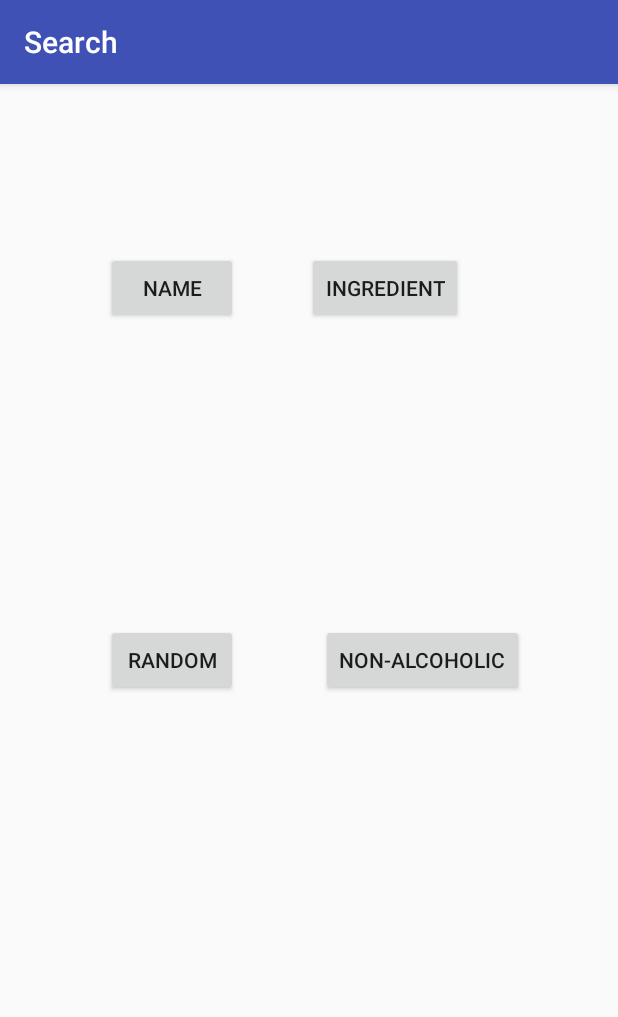
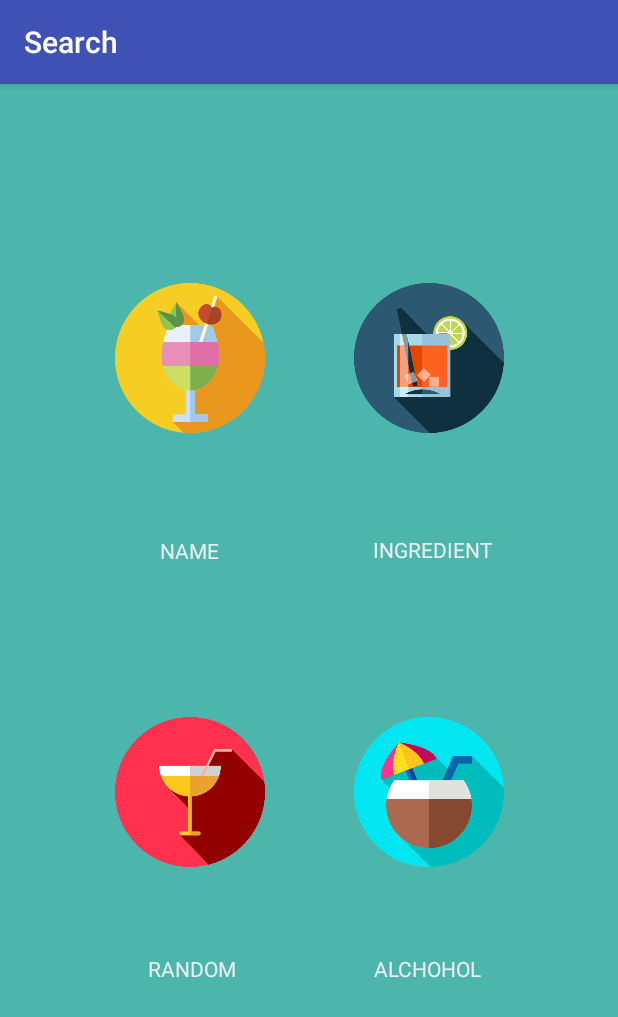
Before and after one commit to ryankwteo/MP7, an Android app: the screen it shows after launch (SearchActivity), after a tap on "COCKTAILS", on a phone screen of 412 x 824 dp. Shown: the top 1017 px of the screen. Run offline under Robolectric (Android 15) with nearby library versions, the phone set to English and light mode, and no system bars; our stand-ins replace Volley; Roboto replaces fonts that are not available here.

Commit message:
ui update

```diff
--- a/app/src/main/AndroidManifest.xml
+++ b/app/src/main/AndroidManifest.xml
@@ -22,9 +22,6 @@
             android:name=".SearchActivity"
             android:label="Search" />
         <activity
-            android:name=".MealActivity"
-            android:label="Meals" />
-        <activity
             android:name=".CocktailActivity"
             android:label="Cocktails" />
         <activity android:name=".ListActivity"></activity>
--- a/app/src/main/java/edu/illinois/cs/cs125/mp7/MainActivity.java
+++ b/app/src/main/java/edu/illinois/cs/cs125/mp7/MainActivity.java
@@ -1,21 +1,28 @@
 package edu.illinois.cs.cs125.mp7;
 
 import android.content.Intent;
+import android.graphics.Typeface;
 import android.support.v7.app.AppCompatActivity;
 import android.os.Bundle;
 import android.view.View;
+import android.widget.TextView;
 
 public class MainActivity extends AppCompatActivity {
+
+    TextView textView;
+    TextView textView2;
 
     @Override
     protected void onCreate(Bundle savedInstanceState) {
         super.onCreate(savedInstanceState);
         setContentView(R.layout.activity_main);
-    }
 
-    public void openMeals(View view) {
-        Intent intent = new Intent(this, MealActivity.class);
-        startActivity(intent);
+        textView = findViewById(R.id.textView);
+        textView2 = findViewById(R.id.textView2);
+        Typeface typeFace = Typeface.createFromAsset(getAssets(),"fonts/KaushanScript-Regular.ttf");
+        Typeface typeface2 = Typeface.createFromAsset(getAssets(),"fonts/DancingScript-Regular.ttf");
+        textView.setTypeface(typeFace);
+        textView2.setTypeface(typeface2);
     }
 
     public void openCocktails(View view) {
--- a/app/src/main/java/edu/illinois/cs/cs125/mp7/SearchActivity.java
+++ b/app/src/main/java/edu/illinois/cs/cs125/mp7/SearchActivity.java
@@ -10,6 +10,7 @@ import android.util.Log;
 import android.view.View;
 import android.widget.Button;
 import android.widget.EditText;
+import android.widget.ImageView;
 import android.widget.TextView;
 import android.widget.Toast;
 
@@ -38,7 +39,7 @@ public class SearchActivity extends AppCompatActivity{
 
         requestQueue = Volley.newRequestQueue(this);
 
-        final Button nameSearch = findViewById(R.id.nameSearch);
+        final ImageView nameSearch = findViewById(R.id.nameSearch);
         nameSearch.setOnClickListener(new View.OnClickListener() {
             @Override
             public void onClick(final View view) {
@@ -47,7 +48,7 @@ public class SearchActivity extends AppCompatActivity{
             }
         });
 
-        final Button ingredientSearch = findViewById(R.id.ingredientSearch);
+        final ImageView ingredientSearch = findViewById(R.id.ingredientSearch);
         ingredientSearch.setOnClickListener(new View.OnClickListener() {
             @Override
             public void onClick(final View view) {
@@ -56,7 +57,7 @@ public class SearchActivity extends AppCompatActivity{
             }
         });
 
-        final Button randomSearch = findViewById(R.id.randomSearch);
+        final ImageView randomSearch = findViewById(R.id.randomSearch);
         randomSearch.setOnClickListener(new View.OnClickListener() {
             @Override
             public void onClick(final View view) {
@@ -65,7 +66,7 @@ public class SearchActivity extends AppCompatActivity{
             }
         });
 
-        final Button cocktailType = findViewById(R.id.cocktailType);
+        final ImageView cocktailType = findViewById(R.id.cocktailType);
         cocktailType.setOnClickListener(new View.OnClickListener() {
             @Override
             public void onClick(final View view) {
--- a/app/src/main/res/layout/activity_list.xml
+++ b/app/src/main/res/layout/activity_list.xml
@@ -4,6 +4,7 @@
     xmlns:tools="http://schemas.android.com/tools"
     android:layout_width="match_parent"
     android:layout_height="match_parent"
+    android:background="#4DB6AC"
     tools:context=".ListActivity">
 
     <ListView
--- a/app/src/main/res/layout/activity_search.xml
+++ b/app/src/main/res/layout/activity_search.xml
@@ -3,49 +3,110 @@
     xmlns:app="http://schemas.android.com/apk/res-auto"
     xmlns:tools="http://schemas.android.com/tools"
     android:layout_width="match_parent"
-    android:layout_height="match_parent">
+    android:layout_height="match_parent"
+    android:background="#4DB6AC">
 
-    <Button
+    <ImageView
         android:id="@+id/nameSearch"
+        android:layout_width="100dp"
+        android:layout_height="100dp"
+        android:contentDescription="4"
+        app:layout_constraintBottom_toBottomOf="parent"
+        app:layout_constraintEnd_toEndOf="parent"
+        app:layout_constraintHorizontal_bias="0.246"
+        app:layout_constraintStart_toStartOf="parent"
+        app:layout_constraintTop_toTopOf="parent"
+        app:layout_constraintVertical_bias="0.199"
+        app:srcCompat="@drawable/cocktail4" />
+
+    <ImageView
+        android:id="@+id/ingredientSearch"
+        android:layout_width="100dp"
+        android:layout_height="100dp"
+        android:contentDescription="3"
+        app:layout_constraintBottom_toBottomOf="parent"
+        app:layout_constraintEnd_toEndOf="parent"
+        app:layout_constraintHorizontal_bias="0.757"
+        app:layout_constraintStart_toStartOf="parent"
+        app:layout_constraintTop_toTopOf="parent"
+        app:layout_constraintVertical_bias="0.199"
+        app:srcCompat="@drawable/cocktailicon1" />
+
+    <ImageView
+        android:id="@+id/cocktailType"
+        android:layout_width="100dp"
+        android:layout_height="100dp"
+        android:contentDescription="2"
+        app:layout_constraintBottom_toBottomOf="parent"
+        app:layout_constraintEnd_toEndOf="parent"
+        app:layout_constraintHorizontal_bias="0.757"
+        app:layout_constraintStart_toStartOf="parent"
+        app:layout_constraintTop_toTopOf="parent"
+        app:layout_constraintVertical_bias="0.632"
+        app:srcCompat="@drawable/cocktailicon2" />
+
+    <ImageView
+        android:id="@+id/randomSearch"
+        android:layout_width="100dp"
+        android:layout_height="100dp"
+        app:layout_constraintBottom_toBottomOf="parent"
+        app:layout_constraintEnd_toEndOf="parent"
+        app:layout_constraintHorizontal_bias="0.246"
+        app:layout_constraintStart_toStartOf="parent"
+        app:layout_constraintTop_toTopOf="parent"
+        app:layout_constraintVertical_bias="0.632"
+        app:srcCompat="@drawable/cocktailicon3" />
+
+    <TextView
+        android:id="@+id/name"
+        android:layout_width="45dp"
+        android:layout_height="20dp"
+        android:text="NAME"
+        android:textColor="#ECEFF1"
+        app:layout_constraintBottom_toBottomOf="parent"
+        app:layout_constraintEnd_toEndOf="parent"
+        app:layout_constraintHorizontal_bias="0.291"
+        app:layout_constraintStart_toStartOf="parent"
+        app:layout_constraintTop_toTopOf="parent"
+        app:layout_constraintVertical_bias="0.403" />
+
+    <TextView
+        android:id="@+id/ingredient"
         android:layout_width="wrap_content"
-        android:layout_height="wrap_content"
-        android:text="Name"
-        app:layout_constraintBaseline_toBaselineOf="@+id/ingredientSearch"
-        app:layout_constraintEnd_toEndOf="@+id/randomSearch"
-        app:layout_constraintStart_toStartOf="@+id/randomSearch" />
+        android:layout_height="19dp"
+        android:text="INGREDIENT"
+        android:textColor="#ECEFF1"
+        app:layout_constraintBottom_toBottomOf="parent"
+        app:layout_constraintEnd_toEndOf="parent"
+        app:layout_constraintHorizontal_bias="0.748"
+        app:layout_constraintStart_toStartOf="parent"
+        app:layout_constraintTop_toTopOf="parent"
+        app:layout_constraintVertical_bias="0.402" />
 
-    <Button
-        android:id="@+id/cocktailType"
-        android:layout_width="wrap_content"
-        android:layout_height="wrap_content"
-        android:layout_marginEnd="8dp"
-        android:layout_marginRight="8dp"
-        android:text="Non-alcoholic"
-        app:layout_constraintBaseline_toBaselineOf="@+id/randomSearch"
+    <TextView
+        android:id="@+id/alchohol"
+        android:layout_width="74dp"
+        android:layout_height="21dp"
+        android:text="ALCHOHOL"
+        android:textColor="#ECEFF1"
+        app:layout_constraintBottom_toBottomOf="parent"
         app:layout_constraintEnd_toEndOf="parent"
-        app:layout_constraintStart_toEndOf="@+id/randomSearch" />
+        app:layout_constraintHorizontal_bias="0.738"
+        app:layout_constraintStart_toStartOf="parent"
+        app:layout_constraintTop_toTopOf="parent"
+        app:layout_constraintVertical_bias="0.777" />
 
-    <Button
-        android:id="@+id/randomSearch"
-        android:layout_width="wrap_content"
-        android:layout_height="wrap_content"
-        android:layout_marginLeft="16dp"
-        android:layout_marginStart="16dp"
-        android:text="Random"
+    <TextView
+        android:id="@+id/random"
+        android:layout_width="69dp"
+        android:layout_height="20dp"
+        android:text="RANDOM"
+        android:textColor="#ECEFF1"
         app:layout_constraintBottom_toBottomOf="parent"
-        app:layout_constraintEnd_toStartOf="@+id/cocktailType"
+        app:layout_constraintEnd_toEndOf="parent"
+        app:layout_constraintHorizontal_bias="0.288"
         app:layout_constraintStart_toStartOf="parent"
-        app:layout_constraintTop_toTopOf="parent" />
-
-    <Button
-        android:id="@+id/ingredientSearch"
-        android:layout_width="wrap_content"
-        android:layout_height="wrap_content"
-        android:layout_marginLeft="46dp"
-        android:layout_marginStart="46dp"
-        android:layout_marginTop="112dp"
-        android:text="Ingredient"
-        app:layout_constraintStart_toEndOf="@+id/nameSearch"
-        app:layout_constraintTop_toTopOf="parent" />
+        app:layout_constraintTop_toTopOf="parent"
+        app:layout_constraintVertical_bias="0.775" />
 
 </android.support.constraint.ConstraintLayout>
```
Also changed, not shown: app/src/main/java/edu/illinois/cs/cs125/mp7/MealActivity.java (deleted, +0 -13 lines), app/src/main/res/layout/activity_cocktail.xml (+12 -7 lines), app/src/main/res/layout/activity_main.xml (+47 -20 lines), app/src/main/res/layout/activity_meal.xml (deleted, +0 -9 lines), app/src/main/assets/fonts/DancingScript-Regular.ttf (added), app/src/main/assets/fonts/KaushanScript-Regular.ttf (added), app/src/main/res/drawable/cocktail4.png (added), app/src/main/res/drawable/cocktailicon1.png (added), app/src/main/res/drawable/cocktailicon2.png (added), app/src/main/res/drawable/cocktailicon3.png (added), 1 other file.
